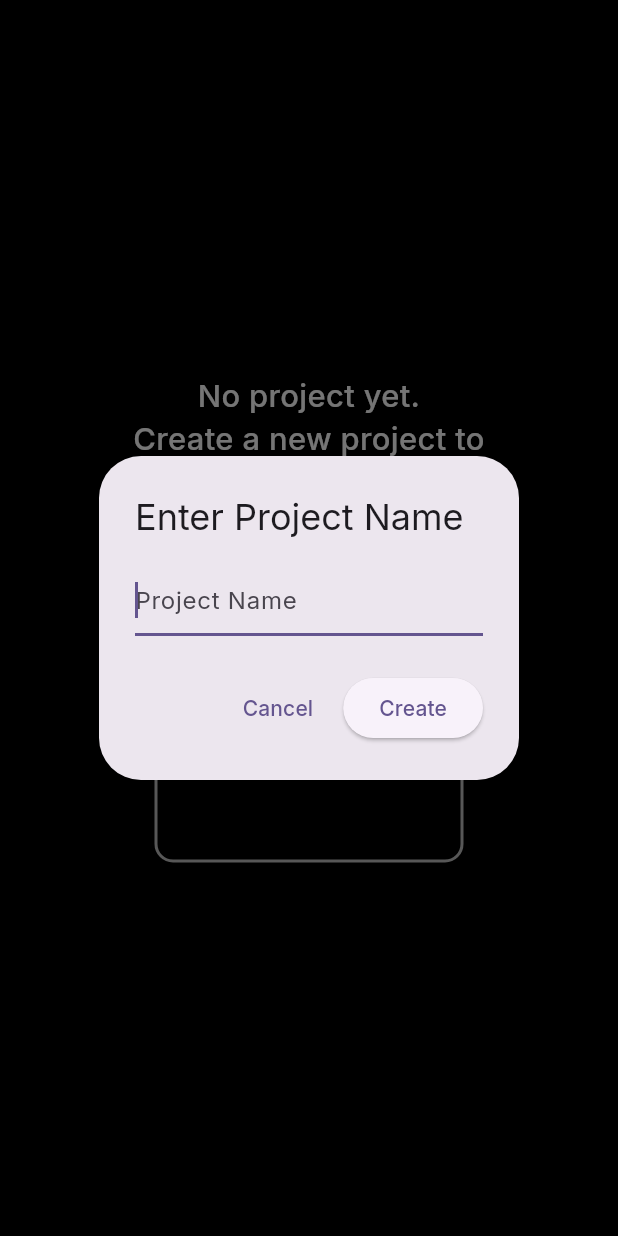
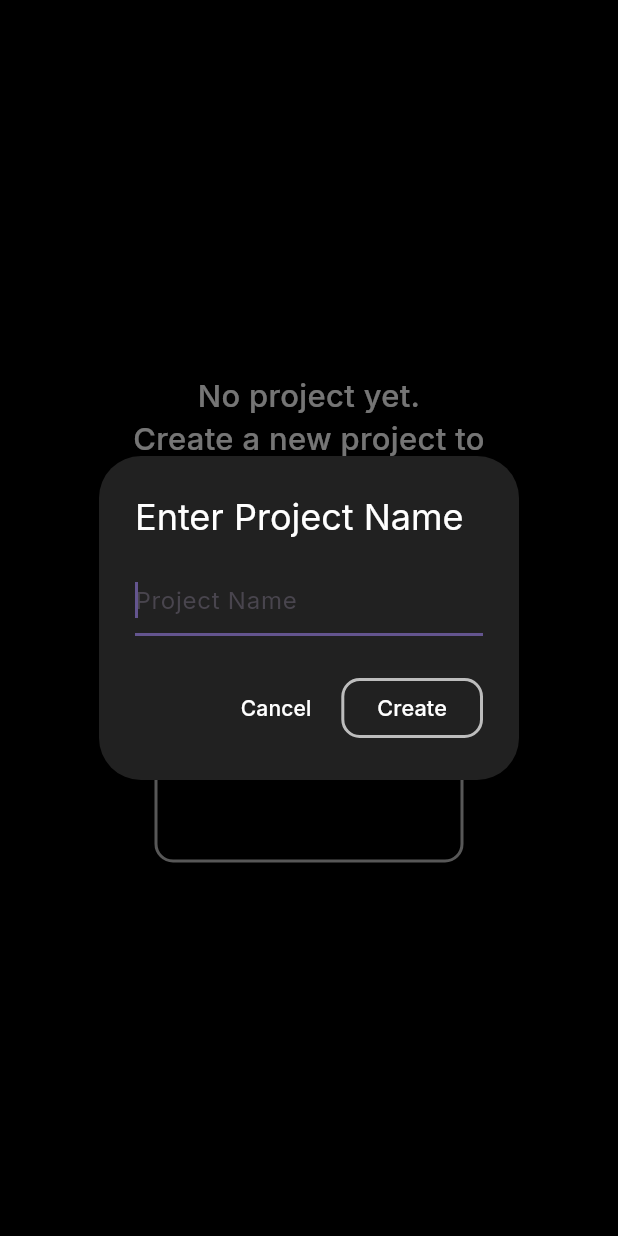
Before and after one commit to NikhilD1998/video_editor, a Flutter app: the VideoEditorScreen screen opened directly, after a tap on "Create a Project", on a phone screen of 412 x 824 dp. Run offline on Flutter 3.47's test engine with Material 3 defaults, Android fonts, the light colour scheme and no system bars; our stand-ins replace google_fonts, shared_preferences; accounts and stored records are empty.

Commit message:
Enhance project creation dialog and update CustomButton to accept dynamic font size

```diff
--- a/lib/screens/video_projects_screen.dart
+++ b/lib/screens/video_projects_screen.dart
@@ -21,24 +21,30 @@
     final result = await showDialog<String>(
       context: context,
       builder: (context) => AlertDialog(
-        title: const Text('Enter Project Name'),
+        backgroundColor: Colors.grey[900],
+        title: const Text(
+          'Enter Project Name',
+          style: TextStyle(color: Colors.white),
+        ),
         content: TextField(
           controller: controller,
           decoration: const InputDecoration(hintText: 'Project Name'),
           autofocus: true,
+          style: const TextStyle(color: Colors.white),
         ),
         actions: [
           TextButton(
             onPressed: () => Navigator.pop(context),
-            child: const Text('Cancel'),
+            child: const Text('Cancel', style: TextStyle(color: Colors.white)),
           ),
-          ElevatedButton(
+          CustomButton(
             onPressed: () {
               if (controller.text.trim().isNotEmpty) {
                 Navigator.pop(context, controller.text.trim());
               }
             },
-            child: const Text('Create'),
+            text: 'Create',
+            fontSize: 0.035,
           ),
         ],
       ),
--- a/lib/widgets/custom_button.dart
+++ b/lib/widgets/custom_button.dart
@@ -2,10 +2,16 @@
 import 'package:video_editor/helpers/screen_sizes.dart';
 
 class CustomButton extends StatelessWidget {
-  const CustomButton({super.key, required this.onPressed, required this.text});
+  CustomButton({
+    super.key,
+    required this.onPressed,
+    required this.text,
+    this.fontSize = 0.045,
+  });
 
   final VoidCallback onPressed;
   final String text;
+  final double fontSize;
 
   @override
   Widget build(BuildContext context) {
@@ -25,7 +31,7 @@
         textAlign: TextAlign.center,
         style: TextStyle(
           color: Colors.white,
-          fontSize: ScreenSizes.width(context) * 0.045,
+          fontSize: ScreenSizes.width(context) * fontSize,
         ),
       ),
     );
```
